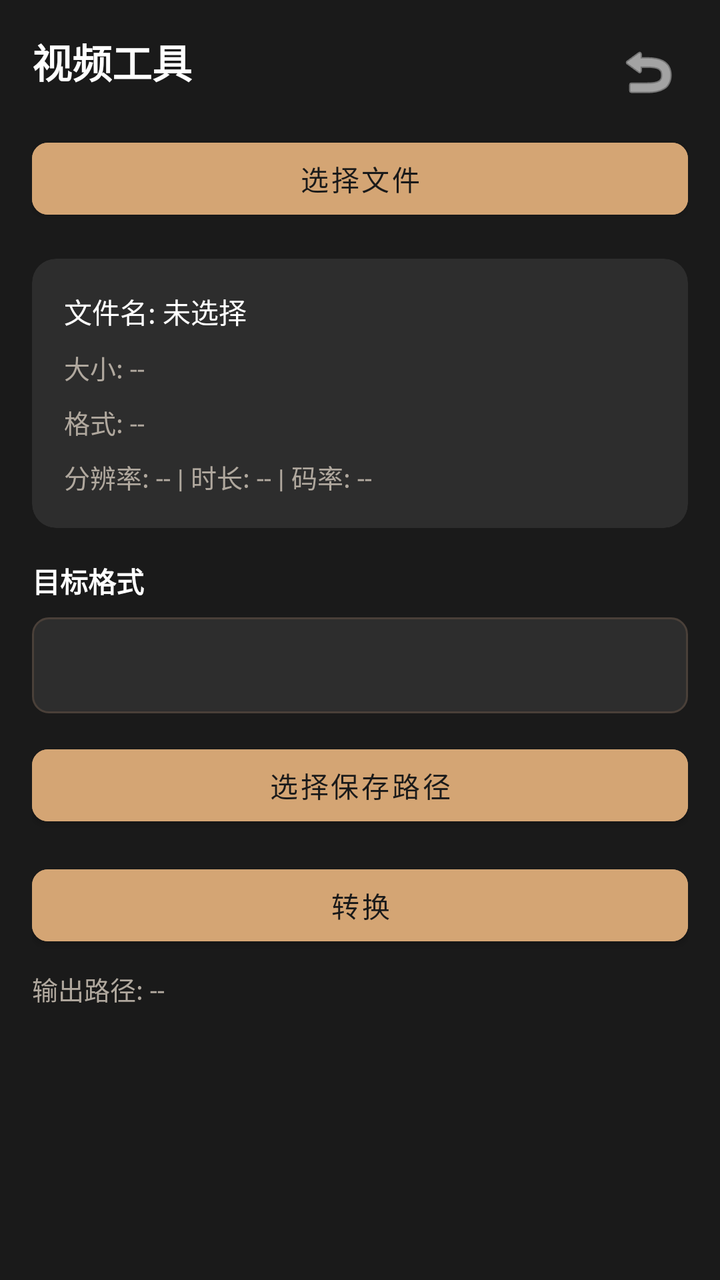
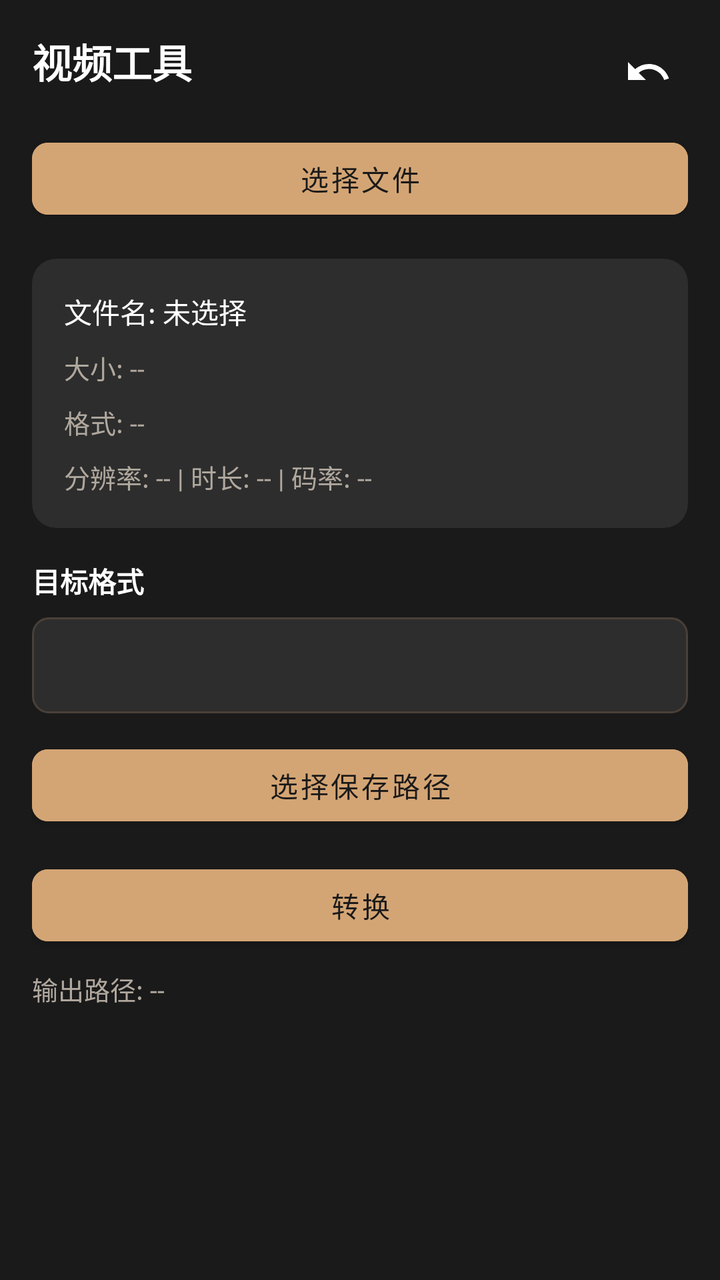

Compare the two renders of this Android layout. The source of the first and the diff that turns it into the second are given below.
<!-- AndroidManifest.xml: activity theme Theme.ToolBoxApp -->
<!-- res/layout/activity_video_tools.xml -->
<?xml version="1.0" encoding="utf-8"?>
<androidx.constraintlayout.widget.ConstraintLayout
    xmlns:android="http://schemas.android.com/apk/res/android"
    xmlns:app="http://schemas.android.com/apk/res-auto"
    android:layout_width="match_parent"
    android:layout_height="match_parent"
    android:background="@color/bg_main"
    android:padding="16dp">

    
    <TextView
        android:id="@+id/tv_title"
        android:layout_width="wrap_content"
        android:layout_height="wrap_content"
        android:text="@string/title_video_tools"
        android:textColor="@color/text_white"
        android:textSize="20sp"
        android:textStyle="bold"
        app:layout_constraintStart_toStartOf="parent"
        app:layout_constraintTop_toTopOf="parent" />

    
    <ImageButton
        android:id="@+id/btn_back"
        android:layout_width="40dp"
        android:layout_height="40dp"
        android:background="?attr/selectableItemBackgroundBorderless"
        android:contentDescription="返回"
        android:padding="8dp"
        android:src="@android:drawable/ic_menu_revert"
        app:layout_constraintEnd_toEndOf="parent"
        app:layout_constraintTop_toTopOf="parent"
        app:tint="@color/text_white" />

    
    <com.google.android.material.button.MaterialButton
        android:id="@+id/btn_select_file"
        android:layout_width="0dp"
        android:layout_height="48dp"
        android:layout_marginTop="20dp"
        android:backgroundTint="@color/button_bg"
        android:text="@string/btn_select_file"
        android:textColor="@color/button_text"
        app:cornerRadius="8dp"
        app:layout_constraintEnd_toEndOf="parent"
        app:layout_constraintStart_toStartOf="parent"
        app:layout_constraintTop_toBottomOf="@+id/tv_title" />

    
    <com.google.android.material.card.MaterialCardView
        android:id="@+id/card_file_info"
        android:layout_width="0dp"
        android:layout_height="wrap_content"
        android:layout_marginTop="16dp"
        app:cardBackgroundColor="@color/input_bg"
        app:cardCornerRadius="12dp"
        app:cardElevation="0dp"
        app:layout_constraintEnd_toEndOf="parent"
        app:layout_constraintStart_toStartOf="parent"
        app:layout_constraintTop_toBottomOf="@+id/btn_select_file">

        <LinearLayout
            android:layout_width="match_parent"
            android:layout_height="wrap_content"
            android:orientation="vertical"
            android:padding="16dp">

            <TextView
                android:id="@+id/tv_file_name"
                android:layout_width="wrap_content"
                android:layout_height="wrap_content"
                android:layout_marginBottom="8dp"
                android:text="文件名: 未选择"
                android:textColor="@color/text_white"
                android:textSize="14sp" />

            <TextView
                android:id="@+id/tv_file_size"
                android:layout_width="wrap_content"
                android:layout_height="wrap_content"
                android:layout_marginBottom="8dp"
                android:text="大小: --"
                android:textColor="@color/text_secondary"
                android:textSize="13sp" />

            <TextView
                android:id="@+id/tv_file_format"
                android:layout_width="wrap_content"
                android:layout_height="wrap_content"
                android:layout_marginBottom="8dp"
                android:text="格式: --"
                android:textColor="@color/text_secondary"
                android:textSize="13sp" />

            <TextView
                android:id="@+id/tv_video_info"
                android:layout_width="wrap_content"
                android:layout_height="wrap_content"
                android:text="分辨率: -- | 时长: -- | 码率: --"
                android:textColor="@color/text_secondary"
                android:textSize="13sp" />
        </LinearLayout>
    </com.google.android.material.card.MaterialCardView>

    
    <TextView
        android:id="@+id/tv_target_format_label"
        android:layout_width="wrap_content"
        android:layout_height="wrap_content"
        android:layout_marginTop="16dp"
        android:text="目标格式"
        android:textColor="@color/text_white"
        android:textSize="14sp"
        android:textStyle="bold"
        app:layout_constraintStart_toStartOf="parent"
        app:layout_constraintTop_toBottomOf="@+id/card_file_info" />

    <Spinner
        android:id="@+id/spinner_target_format"
        android:layout_width="0dp"
        android:layout_height="48dp"
        android:layout_marginTop="8dp"
        android:background="@drawable/bg_spinner"
        android:padding="12dp"
        android:spinnerMode="dropdown"
        app:layout_constraintEnd_toEndOf="parent"
        app:layout_constraintStart_toStartOf="parent"
        app:layout_constraintTop_toBottomOf="@+id/tv_target_format_label" />

    
    <com.google.android.material.button.MaterialButton
        android:id="@+id/btn_select_output_path"
        android:layout_width="0dp"
        android:layout_height="48dp"
        android:layout_marginTop="12dp"
        android:backgroundTint="@color/button_bg"
        android:text="选择保存路径"
        android:textColor="@color/button_text"
        app:cornerRadius="8dp"
        app:layout_constraintEnd_toEndOf="parent"
        app:layout_constraintStart_toStartOf="parent"
        app:layout_constraintTop_toBottomOf="@+id/spinner_target_format" />

    
    <com.google.android.material.button.MaterialButton
        android:id="@+id/btn_convert"
        android:layout_width="0dp"
        android:layout_height="48dp"
        android:layout_marginTop="12dp"
        android:backgroundTint="@color/button_bg"
        android:text="@string/btn_convert"
        android:textColor="@color/button_text"
        app:cornerRadius="8dp"
        app:layout_constraintEnd_toEndOf="parent"
        app:layout_constraintStart_toStartOf="parent"
        app:layout_constraintTop_toBottomOf="@+id/btn_select_output_path" />

    
    <ProgressBar
        android:id="@+id/progress_bar"
        style="@android:style/Widget.ProgressBar.Horizontal"
        android:layout_width="0dp"
        android:layout_height="8dp"
        android:layout_marginTop="12dp"
        android:max="100"
        android:progress="0"
        android:progressDrawable="@drawable/bg_button"
        android:visibility="gone"
        app:layout_constraintEnd_toEndOf="parent"
        app:layout_constraintStart_toStartOf="parent"
        app:layout_constraintTop_toBottomOf="@+id/btn_convert" />

    
    <TextView
        android:id="@+id/tv_progress_percent"
        android:layout_width="wrap_content"
        android:layout_height="wrap_content"
        android:layout_marginTop="6dp"
        android:text="0%"
        android:textColor="@color/text_secondary"
        android:textSize="13sp"
        android:visibility="gone"
        app:layout_constraintEnd_toEndOf="parent"
        app:layout_constraintStart_toStartOf="parent"
        app:layout_constraintTop_toBottomOf="@+id/progress_bar" />

    
    <TextView
        android:id="@+id/tv_output_path"
        android:layout_width="0dp"
        android:layout_height="wrap_content"
        android:layout_marginTop="8dp"
        android:text="输出路径: --"
        android:textColor="@color/text_secondary"
        android:textSize="13sp"
        app:layout_constraintEnd_toEndOf="parent"
        app:layout_constraintStart_toStartOf="parent"
        app:layout_constraintTop_toBottomOf="@+id/tv_progress_percent" />

</androidx.constraintlayout.widget.ConstraintLayout>
<!-- resources referenced by this layout -->
<resources>
  <color name="bg_main">#1A1A1A</color>
  <color name="button_bg">#D4A574</color>
  <color name="button_text">#1A1A1A</color>
  <color name="input_bg">#2D2D2D</color>
  <color name="text_secondary">#B0A89E</color>
  <color name="text_white">#FFFFFF</color>
  <!-- drawable bg_button (drawable) -->
  <?xml version="1.0" encoding="utf-8"?>
  <shape xmlns:android="http://schemas.android.com/apk/res/android"
      android:shape="rectangle">
      <solid android:color="#D4A574" />
      <corners android:radius="8dp" />
  </shape>
  <!-- drawable bg_spinner (drawable) -->
  <?xml version="1.0" encoding="utf-8"?>
  <shape xmlns:android="http://schemas.android.com/apk/res/android"
      android:shape="rectangle">
      <solid android:color="#2D2D2D" />
      <corners android:radius="8dp" />
      <stroke android:width="1dp" android:color="#4A4039" />
  </shape>
  <string name="btn_convert">转换</string>
  <string name="btn_select_file">选择文件</string>
  <string name="title_video_tools">视频工具</string>
  <style name="Theme.ToolBoxApp" parent="Theme.MaterialComponents.DayNight.NoActionBar">
          
          <item name="colorPrimary">@color/accent</item>
          <item name="colorPrimaryVariant">@color/accent_dark</item>
          <item name="colorOnPrimary">@color/primary_background</item>
  
          
          <item name="colorSecondary">@color/accent_light</item>
          <item name="colorSecondaryVariant">@color/accent</item>
          <item name="colorOnSecondary">@color/primary_background</item>
  
          
          <item name="android:windowBackground">@color/primary_background</item>
          <item name="colorSurface">@color/card_dark</item>
          <item name="colorOnSurface">@color/text_white</item>
  
          
          <item name="android:statusBarColor">@color/status_bar</item>
          <item name="android:navigationBarColor">@color/navigation_bar</item>
          <item name="android:windowLightStatusBar">false</item>
          <item name="android:windowLightNavigationBar">false</item>
  
          
          <item name="android:textColorPrimary">@color/text_white</item>
          <item name="android:textColorSecondary">@color/text_secondary</item>
  
          
          <item name="cardBackgroundColor">@color/card_dark</item>
          <item name="dividerColor">@color/divider</item>
      </style>
  <color name="accent">#D4A574</color>
  <color name="accent_dark">#B8895A</color>
  <color name="primary_background">#1A1A1A</color>
  <color name="accent_light">#E8C9A8</color>
  <color name="card_dark">#4A4039</color>
  <color name="status_bar">#1A1A1A</color>
  <color name="navigation_bar">#1A1A1A</color>
  <color name="divider">#3A3029</color>
</resources>

<!-- the commit's change to res/layout/activity_video_tools.xml (unified diff, before → after) -->
@@ -27,7 +27,7 @@
         android:background="?attr/selectableItemBackgroundBorderless"
         android:contentDescription="返回"
         android:padding="8dp"
-        android:src="@android:drawable/ic_menu_revert"
+        android:src="@drawable/ic_undo"
         app:layout_constraintEnd_toEndOf="parent"
         app:layout_constraintTop_toTopOf="parent"
         app:tint="@color/text_white" />
<!-- resource entries referenced after the edit -->
@@ -21,6 +21,17 @@
       <corners android:radius="8dp" />
       <stroke android:width="1dp" android:color="#4A4039" />
   </shape>
+  <!-- drawable ic_undo (drawable) -->
+  <?xml version="1.0" encoding="utf-8"?>
+  <vector xmlns:android="http://schemas.android.com/apk/res/android"
+      android:width="24dp"
+      android:height="24dp"
+      android:viewportWidth="24"
+      android:viewportHeight="24">
+      <path
+          android:fillColor="#FFFFFF"
+          android:pathData="M12.5,8c-2.65,0 -5.05,0.99 -6.9,2.6L2,7v9h9l-3.62,-3.62c1.39,-1.16 3.16,-1.88 5.12,-1.88 3.54,0 6.55,2.31 7.6,5.5l2.37,-0.78C21.08,11.03 17.15,8 12.5,8z" />
+  </vector>
   <string name="btn_convert">转换</string>
   <string name="btn_select_file">选择文件</string>
   <string name="title_video_tools">视频工具</string>
